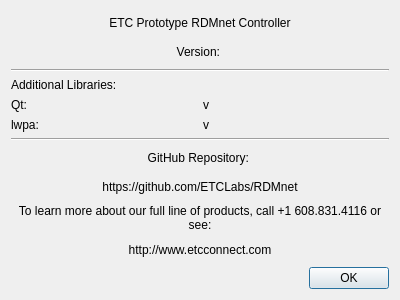
First picture: the form in examples/controller/ui/AboutGUI.ui, repository ETCLabs/RDMnet, before the edit.
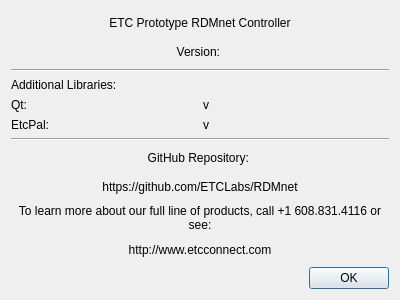
Second picture: the form after the edit.

Commit message: Port RDMnet to supporting library name change: lwpa -> EtcPal

```diff
--- a/examples/controller/ui/AboutGUI.ui
+++ b/examples/controller/ui/AboutGUI.ui
@@ -69,7 +69,7 @@
      <item row="2" column="0">
       <widget class="QLabel" name="lwpaLabel">
        <property name="text">
-        <string>lwpa:</string>
+        <string>EtcPal:</string>
        </property>
       </widget>
      </item>
```
Left out of the diff: 4 changed lines with no effect on the pictures. The commit also changes 157 other files.
